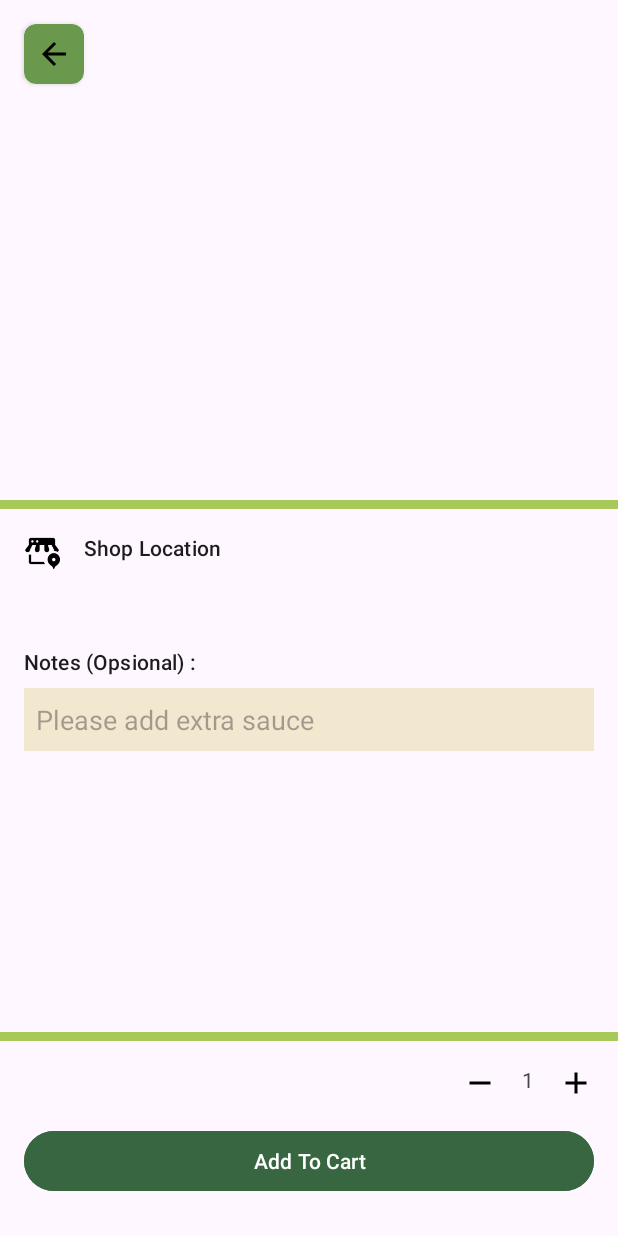
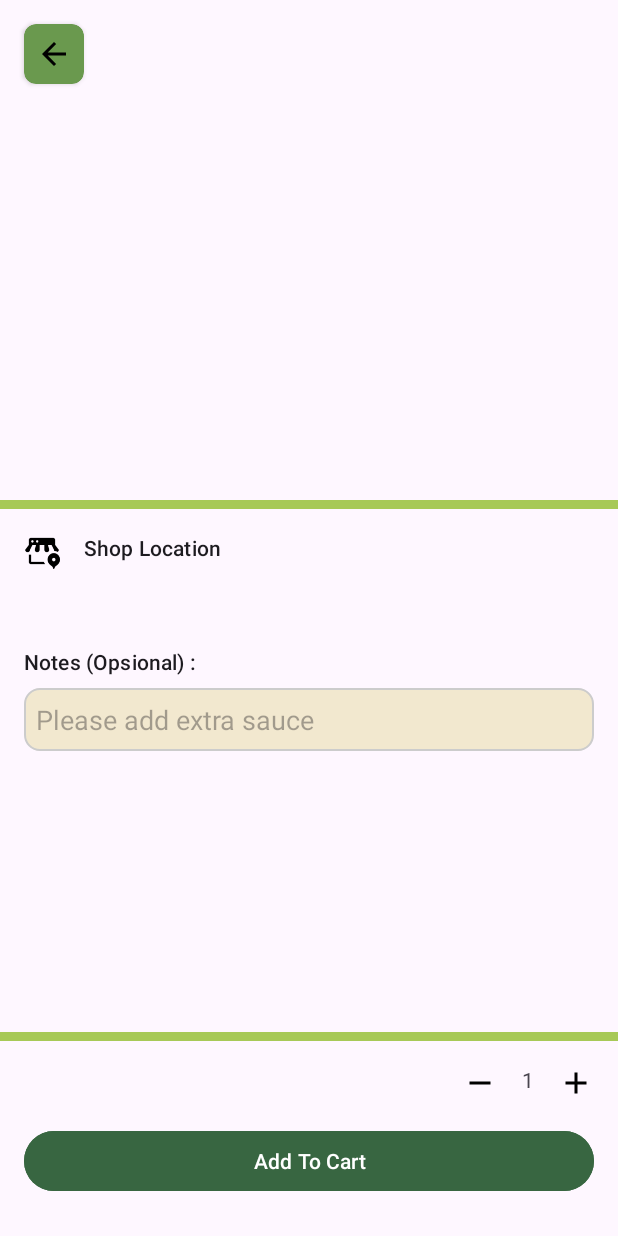
Before and after one commit to Budiart18/FoodGo-FoodDeliveryApp, an Android app: the DetailActivity screen opened directly, with no data from a screen before it, on a phone screen of 412 x 824 dp. Run offline under Robolectric (Android 15) with nearby library versions, the light colour scheme and no system bars; our stand-ins replace Firebase (no records; nobody signed in at launch, a user with empty details on screens opened directly); libraries missing offline, so code that uses them is left out: com.chuckerteam.chucker; pictures from the network do not load; 11 statements that could not run were skipped.

Commit message:
Solve some bugs

```diff
--- a/app/src/main/java/com/aeryz/foodgoapps/model/Category.kt
+++ b/app/src/main/java/com/aeryz/foodgoapps/model/Category.kt
@@ -2,7 +2,6 @@
 
 import android.os.Parcelable
 import kotlinx.parcelize.Parcelize
-import java.util.UUID
 
 @Parcelize
 data class Category(
--- a/app/src/main/java/com/aeryz/foodgoapps/model/Product.kt
+++ b/app/src/main/java/com/aeryz/foodgoapps/model/Product.kt
@@ -2,7 +2,6 @@
 
 import android.os.Parcelable
 import kotlinx.parcelize.Parcelize
-import java.util.UUID
 
 @Parcelize
 data class Product(
--- a/app/src/main/java/com/aeryz/foodgoapps/presentation/cart/CartFragment.kt
+++ b/app/src/main/java/com/aeryz/foodgoapps/presentation/cart/CartFragment.kt
@@ -93,6 +93,7 @@
                     }
                     binding.layoutState.pbLoading.isVisible = false
                     binding.rvCart.isVisible = false
+                    binding.btnCheckout.isEnabled = false
                 }
             )
         }
--- /dev/null
+++ b/app/src/main/res/drawable/bg_rounded_edittext.xml
@@ -0,0 +1,8 @@
+<?xml version="1.0" encoding="utf-8"?>
+<shape xmlns:android="http://schemas.android.com/apk/res/android">
+    <corners android:radius="10dp" />
+    <solid android:color="@color/app_color_primary_container" />
+    <stroke
+        android:color="#CCCCCC"
+        android:width="1dp" />
+</shape>
--- a/app/src/main/res/layout/activity_detail.xml
+++ b/app/src/main/res/layout/activity_detail.xml
@@ -139,7 +139,7 @@
                     android:layout_marginTop="8dp"
                     android:padding="8dp"
                     android:hint="@string/text_hint_notes"
-                    android:background="@color/app_color_primary_container" />
+                    android:background="@drawable/bg_rounded_edittext" />
             </LinearLayout>
 
         </androidx.constraintlayout.widget.ConstraintLayout>
--- a/app/src/main/res/layout/item_cart_product.xml
+++ b/app/src/main/res/layout/item_cart_product.xml
@@ -105,7 +105,7 @@
             android:layout_width="0dp"
             android:layout_height="wrap_content"
             android:layout_marginStart="8dp"
-            android:background="@color/app_color_primary_container"
+            android:background="@drawable/bg_rounded_edittext"
             android:hint="@string/text_hint_notes"
             android:imeOptions="actionDone"
             android:inputType="text"
```
Also changed, not shown: app/src/main/java/com/aeryz/foodgoapps/presentation/home/HomeFragment.kt (+12 -7 lines).
